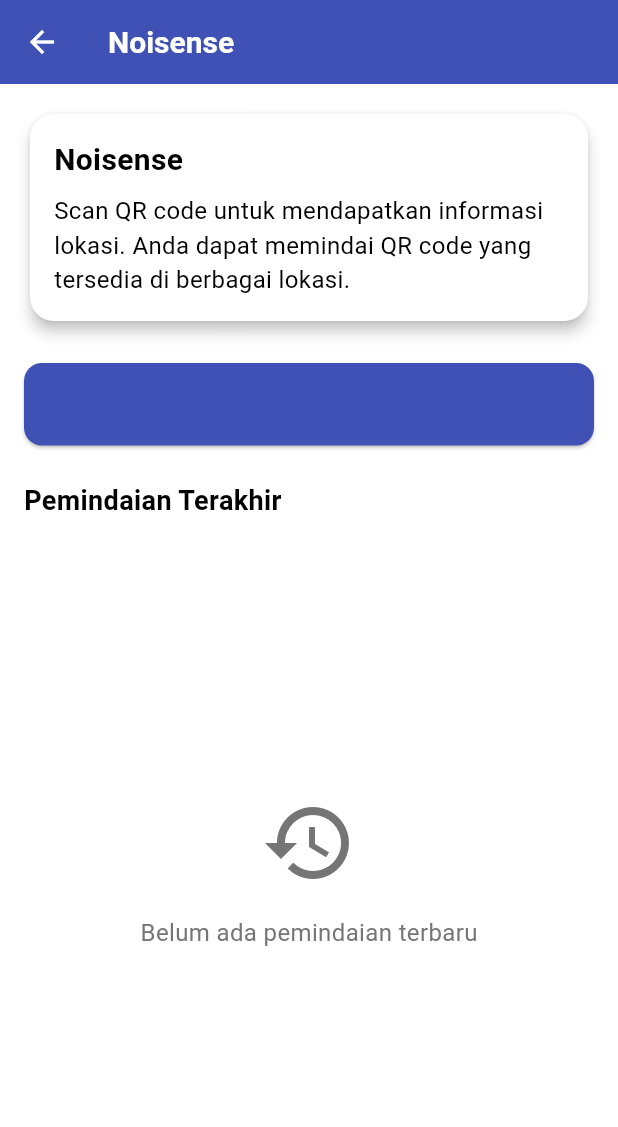
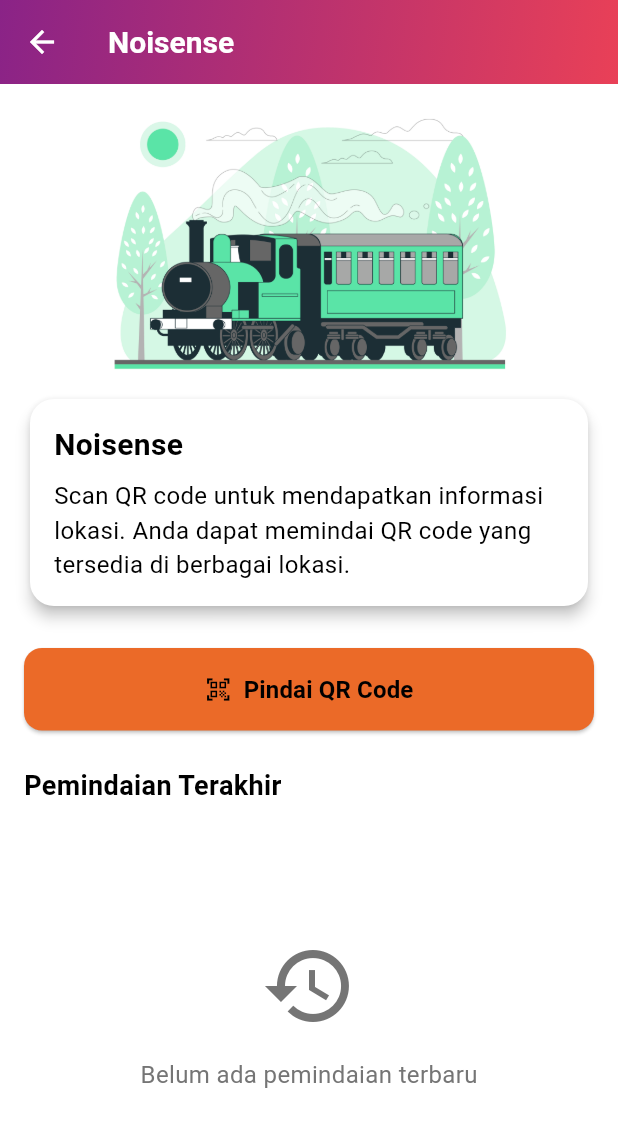
Before and after one commit to NovanTrihananto/proyek-kai-fix, a Flutter app: the DashboardScreen screen opened by its route, after a tap on "NoiSense", on a phone screen of 412 x 824 dp. Shown: the top 1127 px of the screen. Run offline on Flutter 3.47's test engine with Material 3 defaults, Android fonts, the light colour scheme and no system bars; our stand-ins replace audioplayers, flutter_local_notifications, geolocator, google_maps_flutter, shared_preferences, smooth_page_indicator; missing offline and left inert: mobile_scanner; accounts and stored records are empty; Roboto replaces fonts that are missing (Poppins).

Commit message:
frontend first-commit

```diff
--- a/lib/main.dart
+++ b/lib/main.dart
@@ -53,7 +53,6 @@ class MyApp extends StatelessWidget {
       home: const SplashScreen(),
       routes: {
         Routes.splash: (context) => const SplashScreen(),
-        //Routes.barcodeScanner: (context) => const BarcodeScannerPage(),
         Routes.login: (context) => const LoginScreen(),
         Routes.dashboard: (context) => const DashboardScreen(),
         Routes.profile: (context) => const ProfileScreen(),
--- a/lib/screens/dashboard_screen.dart
+++ b/lib/screens/dashboard_screen.dart
@@ -161,7 +161,9 @@ class _DashboardScreenState extends State<DashboardScreen> {
                         children: [
                           CircleAvatar(
                             radius: 24,
-                            backgroundImage: AssetImage('assets/avatar.png'),
+                            backgroundImage: AssetImage(
+                              'assets/images/avatar.png',
+                            ),
                           ),
                           SizedBox(width: 12),
                           Column(
@@ -234,9 +236,9 @@ class _DashboardScreenState extends State<DashboardScreen> {
                       child: PageView(
                         controller: _pageController,
                         children: [
-                          buildSliderImage('assets/images/jogja.jpg'),
-                          buildSliderImage('assets/images/solo.jpg'),
-                          buildSliderImage('assets/images/sukoharjo.jpg'),
+                          buildSliderImage('assets/images/jogja.JPG'),
+                          buildSliderImage('assets/images/solo.JPG'),
+                          buildSliderImage('assets/images/sukoharjo.JPG'),
                           buildSliderImage('assets/images/sragen.jpeg'),
                         ],
                       ),
@@ -327,12 +329,12 @@ class _DashboardScreenState extends State<DashboardScreen> {
                     ),
                     _buildDepoCard(
                       'Depo Gerbong Rewulu',
-                      'assets/images/rewulu.jpg',
+                      'assets/images/rewulu.JPG',
                       'Rewulu',
                     ),
                     _buildDepoCard(
                       'Depo PUK Yogyakarta',
-                      'assets/images/puk.jpg',
+                      'assets/images/puk.JPG',
                       'Yogyakarta',
                     ),
                   ],
--- a/lib/screens/feedback_screen.dart
+++ b/lib/screens/feedback_screen.dart
@@ -82,9 +82,10 @@ class _FeedbackScreenState extends State<FeedbackScreen> {
                 // Ilustrasi Gambar
                 Center(
                   child: Image.asset(
-                    'assets/images/train_station.png', // Pastikan file ini tersedia
-                    height: 180,
+                    'assets/images/kereta.png', // Pastikan file ini tersedia
+                    height: 300,
                     fit: BoxFit.contain,
+                    width: 300,
                   ),
                 ),
                 const SizedBox(height: 20),
--- a/lib/screens/noisense/noisense_screen.dart
+++ b/lib/screens/noisense/noisense_screen.dart
@@ -9,12 +9,36 @@ class NoisenseScreen extends StatelessWidget {
   @override
   Widget build(BuildContext context) {
     return Scaffold(
-      appBar: AppBar(title: Text(AppStrings.noisense)),
+      appBar: AppBar(
+        title: Text(
+          AppStrings.noisense,
+          style: TextStyle(color: Colors.white),
+        ),
+        backgroundColor: Colors.transparent,
+        elevation: 0,
+        flexibleSpace: Container(
+          decoration: const BoxDecoration(
+            gradient: LinearGradient(
+              colors: [Color(0xFF8A2387), Color(0xFFE94057)],
+              begin: Alignment.topLeft,
+              end: Alignment.bottomRight,
+            ),
+          ),
+        ),
+      ),
       body: Padding(
         padding: const EdgeInsets.all(16.0),
         child: Column(
           crossAxisAlignment: CrossAxisAlignment.stretch,
           children: [
+            Center(
+              child: Image.asset(
+                'assets/images/kereta.jpg', // Pastikan file ini tersedia
+                height: 180,
+                fit: BoxFit.contain,
+              ),
+            ),
+            SizedBox(height: 10),
             // Info Card
             Card(
               shape: RoundedRectangleBorder(
@@ -48,10 +72,10 @@ class NoisenseScreen extends StatelessWidget {
 
             // Scan QR Button
             ElevatedButton.icon(
-              onPressed:
-                  () => Navigator.pushNamed(context, Routes.barcodeScanner),
+              onPressed: () => Navigator.pushNamed(context, Routes.barcodeScanner),
               style: ElevatedButton.styleFrom(
-                backgroundColor: AppColors.primary,
+                backgroundColor: Color(0xFFEB6A28), // warna oranye
+                foregroundColor: Colors.black, // warna teks & ikon
                 padding: EdgeInsets.symmetric(vertical: 16),
                 shape: RoundedRectangleBorder(
                   borderRadius: BorderRadius.circular(12),
@@ -60,7 +84,11 @@ class NoisenseScreen extends StatelessWidget {
               icon: Icon(Icons.qr_code_scanner),
               label: Text(
                 "Pindai QR Code",
-                style: TextStyle(fontSize: 16, fontWeight: FontWeight.bold),
+                style: TextStyle(
+                  fontSize: 16,
+                  fontWeight: FontWeight.bold,
+                  color: Colors.black, // pastikan teks tetap hitam
+                ),
               ),
             ),
 
--- a/lib/screens/profile_screen.dart
+++ b/lib/screens/profile_screen.dart
@@ -68,7 +68,7 @@ class _ProfileScreenState extends State<ProfileScreen> {
                 backgroundImage:
                     user['profileImageUrl']!.isNotEmpty
                         ? NetworkImage(user['profileImageUrl']!)
-                        : const AssetImage('assets/images/profile.png')
+                        : const AssetImage('assets/images/avatar.png')
                             as ImageProvider,
               ),
               const SizedBox(height: 16),
--- a/pubspec.yaml
+++ b/pubspec.yaml
@@ -32,6 +32,7 @@ dependencies:
   google_maps_flutter: ^2.5.0
   geolocator: ^10.1.0
   shared_preferences: ^2.2.2
+  intl: ^0.18.1
   flutter:
     sdk: flutter
 
@@ -46,6 +47,7 @@ dependencies:
   url_launcher: ^6.3.1
   audioplayers: ^6.4.0
   flutter_local_notifications: ^19.2.1
+
 
 dev_dependencies:
   flutter_test:
```
Also changed, not shown: lib/models/target_location_model.dart (+16 -0 lines), lib/screens/login_screen.dart (+13 -3 lines), lib/screens/noisense/LBS.dart (+40 -15 lines), lib/screens/noisense/barcode_scanner.dart (+49 -2 lines), assets/images/avatar.jpg (added), assets/images/avatar.png (added), assets/images/feedlog.jpg (added), assets/images/kereta.jpg (added), assets/images/kereta.png (added), pubspec.lock, 1 other file.
